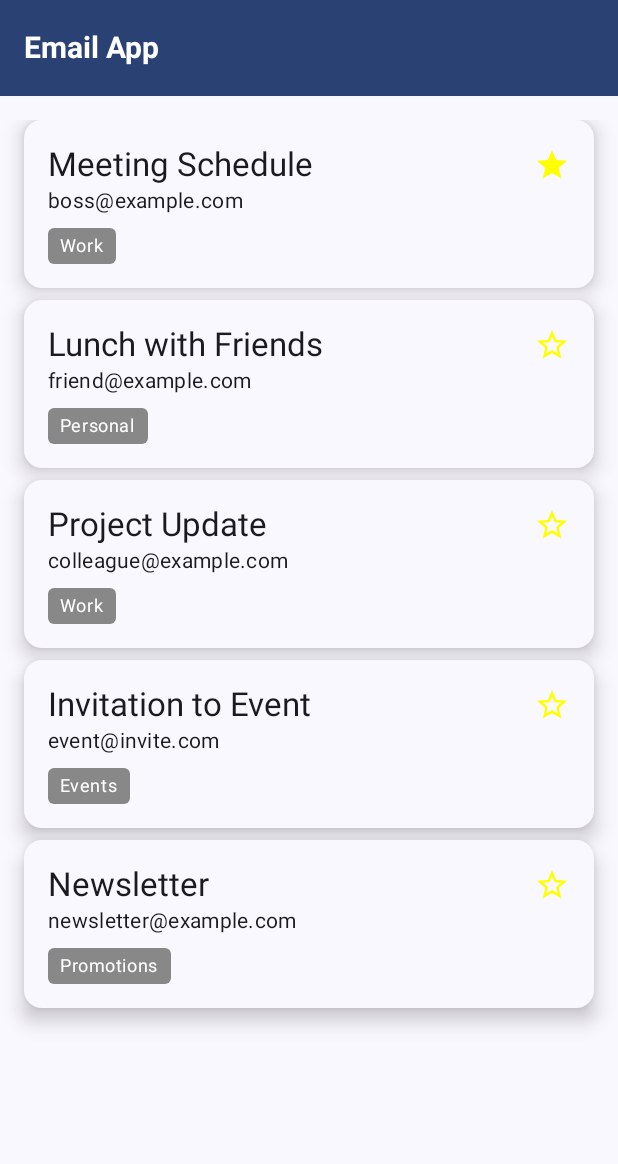
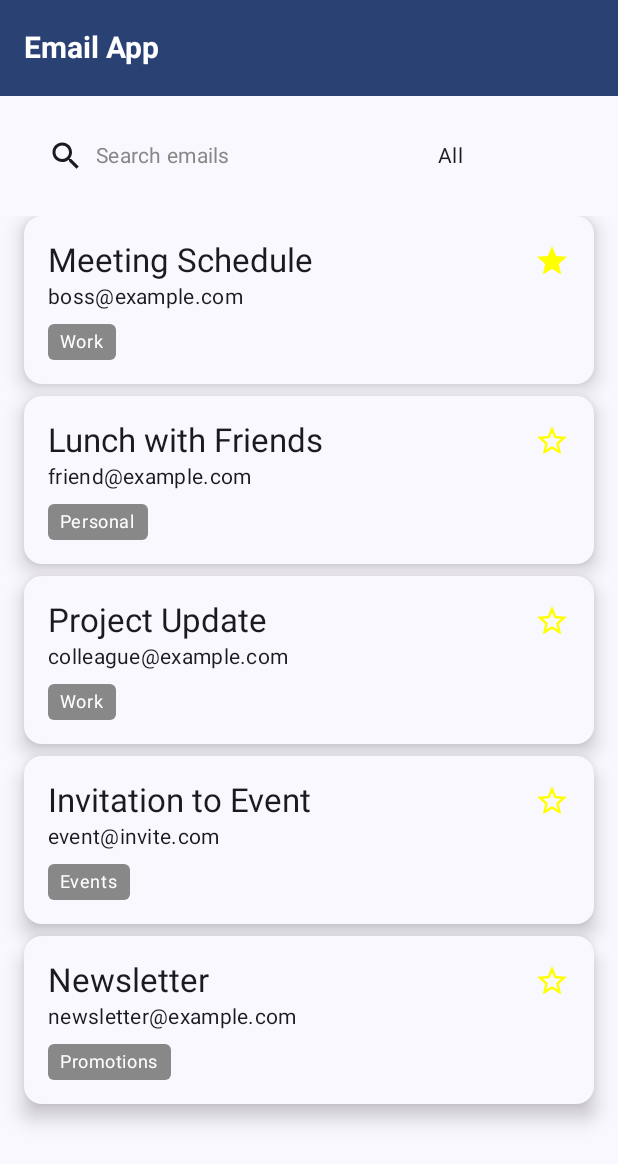
Before and after one commit to pedroluiznogueira/email-app, an Android app built with Jetpack Compose: the screen it shows after launch (MainActivity), on a phone screen of 412 x 824 dp. Shown: the top 1164 px of the screen. Run offline under Robolectric (Android 15) with nearby library versions, the phone set to English and light mode, and no system bars.

Commit message:
add searching and filtering

```diff
--- a/app/src/main/java/com/example/emailapp/MainActivity.kt
+++ b/app/src/main/java/com/example/emailapp/MainActivity.kt
@@ -10,7 +10,11 @@ import androidx.compose.foundation.layout.*
 import androidx.compose.foundation.lazy.LazyColumn
 import androidx.compose.foundation.lazy.items
 import androidx.compose.foundation.shape.RoundedCornerShape
+import androidx.compose.foundation.text.BasicTextField
+import androidx.compose.foundation.text.KeyboardActions
+import androidx.compose.foundation.text.KeyboardOptions
 import androidx.compose.material.icons.Icons
+import androidx.compose.material.icons.filled.Search
 import androidx.compose.material.icons.filled.Star
 import androidx.compose.material.icons.outlined.StarBorder
 import androidx.compose.material3.*
@@ -19,6 +23,8 @@ import androidx.compose.ui.Alignment
 import androidx.compose.ui.Modifier
 import androidx.compose.ui.graphics.Color
 import androidx.compose.ui.text.font.FontWeight
+import androidx.compose.ui.text.input.ImeAction
+import androidx.compose.ui.text.input.KeyboardType
 import androidx.compose.ui.tooling.preview.Preview
 import androidx.compose.ui.unit.dp
 import androidx.compose.ui.unit.sp
@@ -65,14 +71,42 @@ fun EmailListScreen() {
         Email(3, "Project Update", "colleague@example.com", false, listOf("Work")),
         Email(4, "Invitation to Event", "event@invite.com", false, listOf("Events")),
         Email(5, "Newsletter", "newsletter@example.com", false, listOf("Promotions")),
-        // Add more emails as needed
     )) }
 
+    var searchQuery by remember { mutableStateOf("") }
+    var selectedTag by remember { mutableStateOf("All") }
+
+    Column {
+        Row(
+            modifier = Modifier
+                .fillMaxWidth()
+                .padding(16.dp),
+            verticalAlignment = Alignment.CenterVertically,
+            horizontalArrangement = Arrangement.SpaceBetween
+        ) {
+            Box(modifier = Modifier.weight(1f)) {
+                SearchBar(searchQuery) { newQuery ->
+                    searchQuery = newQuery
+                }
+            }
+            Spacer(modifier = Modifier.width(8.dp))
+            FilterDropdown(selectedTag) { newTag ->
+                selectedTag = newTag
+            }
+        }
+
         LazyColumn(
-        modifier = Modifier.fillMaxSize().padding(16.dp),
+            modifier = Modifier
+                .fillMaxSize()
+                .padding(horizontal = 16.dp),
             verticalArrangement = Arrangement.spacedBy(8.dp)
         ) {
-        items(emails) { email ->
+            val filteredEmails = emails.filter {
+                (it.subject.contains(searchQuery, ignoreCase = true) ||
+                        it.sender.contains(searchQuery, ignoreCase = true)) &&
+                        (selectedTag == "All" || it.tags.contains(selectedTag))
+            }
+            items(filteredEmails) { email ->
                 EmailItem(
                     email = email,
                     onImportantToggle = {
@@ -81,6 +115,76 @@ fun EmailListScreen() {
                         }
                     }
                 )
+            }
+        }
+    }
+}
+
+@Composable
+fun SearchBar(
+    query: String,
+    onQueryChange: (String) -> Unit
+) {
+    BasicTextField(
+        value = query,
+        onValueChange = onQueryChange,
+        modifier = Modifier
+            .fillMaxWidth()
+            .background(MaterialTheme.colorScheme.surface, MaterialTheme.shapes.small)
+            .padding(horizontal = 16.dp, vertical = 12.dp),
+        textStyle = MaterialTheme.typography.bodyMedium,
+        keyboardOptions = KeyboardOptions.Default.copy(
+            imeAction = ImeAction.Search,
+            keyboardType = KeyboardType.Text
+        ),
+        keyboardActions = KeyboardActions(
+            onSearch = { /* If needed, handle a specific
+            search action that needs to be triggered only
+            when the search icon is pressed */ }
+        ),
+        decorationBox = { innerTextField ->
+            Row(
+                verticalAlignment = Alignment.CenterVertically
+            ) {
+                Icon(imageVector = Icons.Default.Search, contentDescription = "Search Icon")
+                Spacer(modifier = Modifier.width(8.dp))
+                Box(Modifier.fillMaxWidth()) {
+                    if (query.isEmpty()) {
+                        Text("Search emails", style = MaterialTheme.typography.bodyMedium, color = Color.Gray)
+                    }
+                    innerTextField()
+                }
+            }
+        }
+    )
+}
+
+@Composable
+fun FilterDropdown(selectedTag: String, onTagSelected: (String) -> Unit) {
+    var expanded by remember { mutableStateOf(false) }
+    val tags = listOf("All", "Work", "Personal", "Events", "Promotions")
+
+    Box(
+        modifier = Modifier
+            .width(120.dp)
+            .background(MaterialTheme.colorScheme.surface, MaterialTheme.shapes.small)
+            .padding(horizontal = 16.dp, vertical = 12.dp)
+            .clickable { expanded = !expanded }
+    ) {
+        Text(text = selectedTag, style = MaterialTheme.typography.bodyMedium, maxLines = 1)
+        DropdownMenu(
+            expanded = expanded,
+            onDismissRequest = { expanded = false }
+        ) {
+            tags.forEach { tag ->
+                DropdownMenuItem(
+                    text = { Text(tag) },
+                    onClick = {
+                        onTagSelected(tag)
+                        expanded = false
+                    }
+                )
+            }
         }
     }
 }
```
Lines whose indentation alone changed are shown as unchanged.
